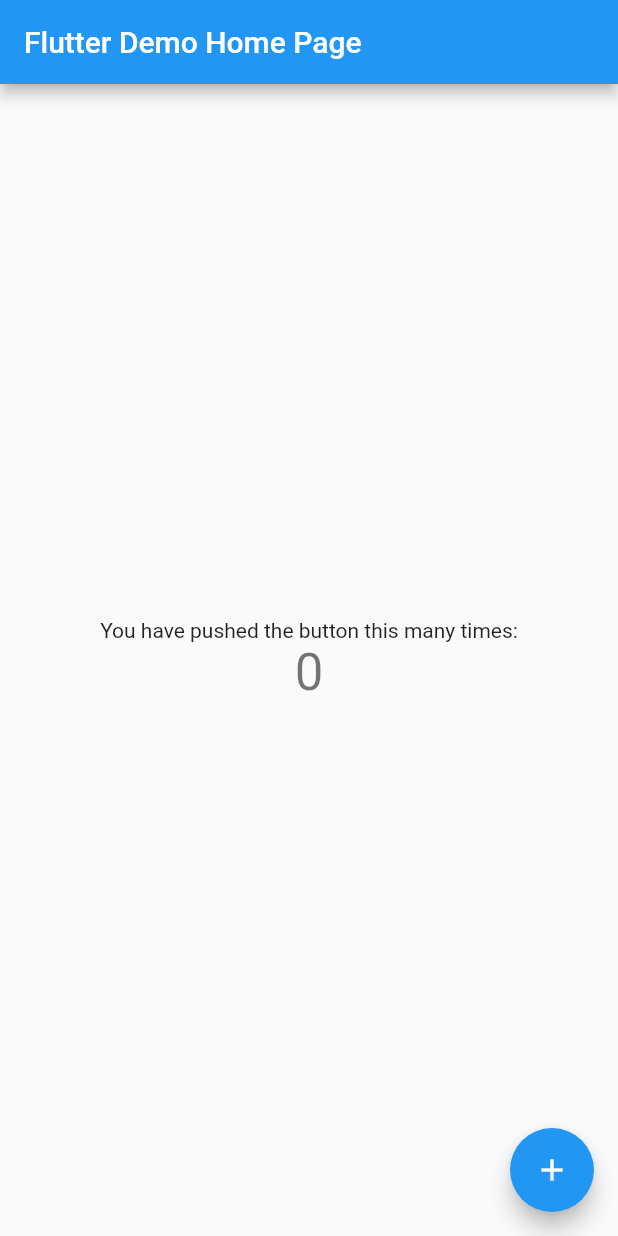
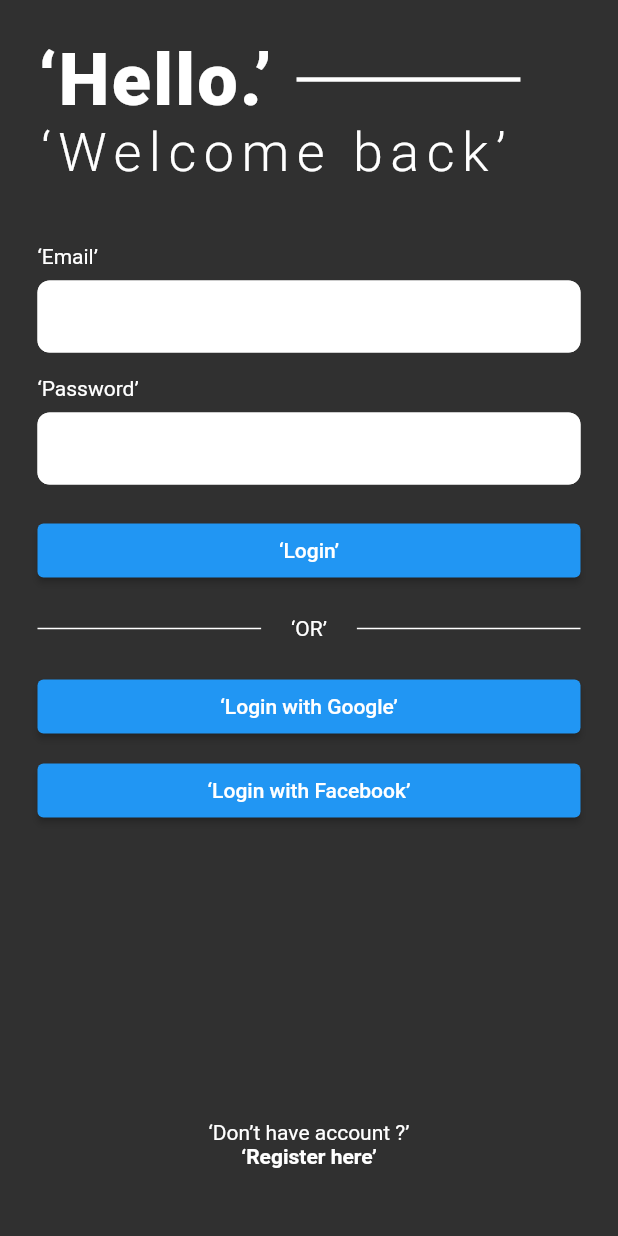
Before and after one commit to aqimuddin225/flutter_firebase_auth, a Flutter app: the screen it shows after launch, on a phone screen of 412 x 824 dp. Run offline on Flutter 3.47's test engine with Material 2 defaults, Android fonts, the phone set to English and light mode, and no system bars; our stand-ins replace firebase_auth, firebase_core; accounts and stored records are empty.

Commit message:
commit message

```diff
--- /dev/null
+++ b/lib/auth_service.dart
@@ -0,0 +1,34 @@
+import 'package:firebase_auth/firebase_auth.dart';
+
+class AuthService{
+  static FirebaseAuth _auth = FirebaseAuth.instance;
+
+  static Future<SignInSignUpResult> createUser({required String email, required String pass}) async {
+           try {
+              UserCredential result = await _auth.createUserWithEmailAndPassword(email: email, password: pass);
+             return SignInSignUpResult(user: result.user);
+           } catch (e) {
+             return SignInSignUpResult(message: e.toString());
+           }
+         }
+
+  static Future<SignInSignUpResult> signInWithEmail({required String email, required String pass}) async {
+    try {
+      UserCredential result = await
+_auth.signInWithEmailAndPassword(email: email, password: pass);
+      return SignInSignUpResult(user: result.user);
+    } catch (e) {
+      return SignInSignUpResult(message: e.toString());
+    }
+  }
+
+  static void signOut() {
+   _auth.signOut();
+ }
+}
+
+class SignInSignUpResult {
+  final User? user;
+  final String? message;
+  SignInSignUpResult({this.user, this.message});
+}
--- /dev/null
+++ b/lib/login_page.dart
@@ -0,0 +1,224 @@
+import 'package:flutter/material.dart';
+import 'package:flutter_firebase_auth/auth_service.dart';
+
+class LoginPage extends StatelessWidget {
+  TextEditingController _emailController = TextEditingController();
+  TextEditingController _passController = TextEditingController();
+
+  @override
+  Widget build(BuildContext context) {
+    return Scaffold(
+      body: SafeArea(
+        child: Padding(
+          padding: const EdgeInsets.all(25.0),
+          child: CustomScrollView(
+            slivers: <Widget>[
+              SliverList(
+                delegate: SliverChildListDelegate([
+                  // Tulisa Hello
+                  Row(
+                    // ignore: prefer_const_literals_to_create_immutables
+                    children: <Widget>[
+                      const Text(
+                        '‘Hello.’',
+                        style: TextStyle(
+                          color: Colors.white,
+                          fontSize: 48,
+                          fontWeight: FontWeight.w900,
+                          letterSpacing: 1.5,
+                        ),
+                      ),
+                      const SizedBox(width: 16),
+                      const Expanded(
+                        child: Divider(
+                          thickness: 3,
+                          color: Colors.white,
+                        ),
+                      ),
+                      SizedBox(width: 40),
+                    ],
+                  ),
+                  // Tulisan Welcome back
+                  const Text(
+                    '‘Welcome back’',
+                    style: TextStyle(
+                        color: Colors.white,
+                        fontWeight: FontWeight.w300,
+                        fontSize: 36,
+                        letterSpacing: 5),
+                  ),
+                  SizedBox(height: 40),
+                  // Form username & password
+                  Form(
+                    child: Column(
+                      crossAxisAlignment: CrossAxisAlignment.start,
+                      children: <Widget>[
+                        Text(
+                          '‘Email’',
+                          style: TextStyle(color: Colors.white),
+                        ),
+                        SizedBox(height: 8),
+                        TextFormField(
+                          style: TextStyle(color: Colors.black),
+                          controller: _emailController,
+                          keyboardType: TextInputType.emailAddress,
+                          decoration: InputDecoration(
+                            hintText: '‘Email’',
+                            fillColor: Colors.white,
+                            filled: true,
+                            focusedBorder: OutlineInputBorder(
+                              borderRadius: BorderRadius.circular(8),
+                              borderSide: BorderSide(
+                                color: Colors.white,
+                              ),
+                            ),
+                            enabledBorder: OutlineInputBorder(
+                              borderRadius: BorderRadius.circular(8),
+                              borderSide: BorderSide(
+                                color: Colors.white,
+                              ),
+                            ),
+                            contentPadding: EdgeInsets.symmetric(vertical: 4, horizontal: 16),
+                          ),
+                        ),
+                        SizedBox(height: 16),
+                        Text(
+                          '‘Password’',
+                          style: TextStyle(color: Colors.white),
+                        ),
+                        SizedBox(height: 8),
+                        TextFormField(
+                          style: TextStyle(color: Colors.black),
+                          keyboardType: TextInputType.visiblePassword,
+                          controller: _passController,
+                          obscureText: true,
+                          decoration: InputDecoration(
+                            hintText: '‘Password’',
+                            fillColor: Colors.white,
+                            filled: true,
+                            focusedBorder: OutlineInputBorder(
+                              borderRadius:BorderRadius.circular(8),
+                              borderSide: BorderSide(
+                                color: Colors.white,
+                              ),
+                            ),
+                            enabledBorder: OutlineInputBorder(
+                              borderRadius:BorderRadius.circular(8),
+                              borderSide: BorderSide(
+                                color: Colors.white,
+                              ),
+                            ),
+                            contentPadding: EdgeInsets.symmetric(vertical: 4, horizontal: 16),
+                          ),
+                        ),
+                        SizedBox(height: 20),
+                        Container(
+                          width: double.infinity,
+                          child: ElevatedButton(
+                            onPressed: () async {
+                              SignInSignUpResult result = await AuthService.createUser(email: _emailController.text, pass: _passController.text);
+                              if (result.user !=null) {
+                                Navigator.push(context, MaterialPageRoute(builder: (context){
+                                  return LoginPage();
+                                }));
+                              } else {
+                                showDialog(context: context,
+                                  builder: (context)=> AlertDialog(
+                                    title: Text('‘Error’'),
+                                    content: Text(result.message.toString()),
+                                    actions: <Widget>[
+                                      TextButton(
+                                        onPressed: () {
+                                          Navigator.pop(context);
+                                        },
+                                        child: Text('‘OK’'),
+                                      )
+                                    ],
+                                  )
+                                );
+                              }
+                            },
+                            child: Text(
+                                  '‘Login’',
+                                  style: TextStyle(color: Colors.white),
+                                ),
+                              ),
+                            ),
+                        ],
+                      ),
+                  ),
+                  SizedBox(height: 20),
+                  Row(
+                    children: <Widget>[
+                      Expanded(
+                        child: Divider(
+                          thickness: 1,
+                          color: Colors.white,
+                        ),
+                      ),
+                      SizedBox(width: 20),
+                      Text(
+                        '‘OR’',
+                        style: TextStyle(color: Colors.white),
+                      ),
+                      SizedBox(width: 20),
+                      Expanded(
+                        child: Divider(
+                          thickness: 1,
+                          color: Colors.white,
+                        ),
+                      ),
+                    ],
+                  ),
+                  SizedBox(height: 20),
+                  Container(
+                    width: double.infinity,
+                    child: ElevatedButton(
+                      onPressed: () {},
+                      child: Text(
+                        '‘Login with Google’',
+                        ),
+                      ),
+                  ),
+                  SizedBox(height: 8),
+                  Container(
+                    width: double.infinity,
+                    child: ElevatedButton(
+                      onPressed: () {},
+                      child: Text(
+                        '‘Login with Facebook’',
+                        ),
+                      ),
+                  ),
+                  SizedBox(height: 30),
+                ]),
+              ),
+              SliverFillRemaining(
+                hasScrollBody: false,
+                child: Container(
+                  alignment: Alignment.bottomCenter,
+                  margin: EdgeInsets.only(bottom: 20),
+                  child: Column(
+                    mainAxisSize: MainAxisSize.min,
+                    children: <Widget>[
+                      Text(
+                        '‘Don\’t have account ?’',
+                        style: TextStyle(color: Colors.white),
+                      ),
+                      GestureDetector(
+                        child: Text(
+                          '‘Register here’',
+                          style: TextStyle(color: Colors.white, fontWeight: FontWeight.w700),
+                        ),
+                      ),
+                    ],
+                  ),
+                ),
+               )
+             ],
+           ),
+        ),
+       ),
+     );
+    }
+   }
--- a/lib/main.dart
+++ b/lib/main.dart
@@ -1,115 +1,20 @@
+import 'package:firebase_core/firebase_core.dart';
 import 'package:flutter/material.dart';
+import 'package:flutter_firebase_auth/login_page.dart';
 
-void main() {
-  runApp(const MyApp());
+void main() async {
+  WidgetsFlutterBinding.ensureInitialized();
+  await Firebase.initializeApp();
+  runApp(MyApp());
 }
-
 class MyApp extends StatelessWidget {
-  const MyApp({super.key});
-
-  // This widget is the root of your application.
   @override
   Widget build(BuildContext context) {
     return MaterialApp(
       title: 'Flutter Demo',
-      theme: ThemeData(
-        // This is the theme of your application.
-        //
-        // Try running your application with "flutter run". You'll see the
-        // application has a blue toolbar. Then, without quitting the app, try
-        // changing the primarySwatch below to Colors.green and then invoke
-        // "hot reload" (press "r" in the console where you ran "flutter run",
-        // or simply save your changes to "hot reload" in a Flutter IDE).
-        // Notice that the counter didn't reset back to zero; the application
-        // is not restarted.
-        primarySwatch: Colors.blue,
-      ),
-      home: const MyHomePage(title: 'Flutter Demo Home Page'),
+      theme: ThemeData.dark(),
+      debugShowCheckedModeBanner: false,
+      home: LoginPage(),
     );
+   }
   }
-}
-
-class MyHomePage extends StatefulWidget {
-  const MyHomePage({super.key, required this.title});
-
-  // This widget is the home page of your application. It is stateful, meaning
-  // that it has a State object (defined below) that contains fields that affect
-  // how it looks.
-
-  // This class is the configuration for the state. It holds the values (in this
-  // case the title) provided by the parent (in this case the App widget) and
-  // used by the build method of the State. Fields in a Widget subclass are
-  // always marked "final".
-
-  final String title;
-
-  @override
-  State<MyHomePage> createState() => _MyHomePageState();
-}
-
-class _MyHomePageState extends State<MyHomePage> {
-  int _counter = 0;
-
-  void _incrementCounter() {
-    setState(() {
-      // This call to setState tells the Flutter framework that something has
-      // changed in this State, which causes it to rerun the build method below
-      // so that the display can reflect the updated values. If we changed
-      // _counter without calling setState(), then the build method would not be
-      // called again, and so nothing would appear to happen.
-      _counter++;
-    });
-  }
-
-  @override
-  Widget build(BuildContext context) {
-    // This method is rerun every time setState is called, for instance as done
-    // by the _incrementCounter method above.
-    //
-    // The Flutter framework has been optimized to make rerunning build methods
-    // fast, so that you can just rebuild anything that needs updating rather
-    // than having to individually change instances of widgets.
-    return Scaffold(
-      appBar: AppBar(
-        // Here we take the value from the MyHomePage object that was created by
-        // the App.build method, and use it to set our appbar title.
-        title: Text(widget.title),
-      ),
-      body: Center(
-        // Center is a layout widget. It takes a single child and positions it
-        // in the middle of the parent.
-        child: Column(
-          // Column is also a layout widget. It takes a list of children and
-          // arranges them vertically. By default, it sizes itself to fit its
-          // children horizontally, and tries to be as tall as its parent.
-          //
-          // Invoke "debug painting" (press "p" in the console, choose the
-          // "Toggle Debug Paint" action from the Flutter Inspector in Android
-          // Studio, or the "Toggle Debug Paint" command in Visual Studio Code)
-          // to see the wireframe for each widget.
-          //
-          // Column has various properties to control how it sizes itself and
-          // how it positions its children. Here we use mainAxisAlignment to
-          // center the children vertically; the main axis here is the vertical
-          // axis because Columns are vertical (the cross axis would be
-          // horizontal).
-          mainAxisAlignment: MainAxisAlignment.center,
-          children: <Widget>[
-            const Text(
-              'You have pushed the button this many times:',
-            ),
-            Text(
-              '$_counter',
-              style: Theme.of(context).textTheme.headline4,
-            ),
-          ],
-        ),
-      ),
-      floatingActionButton: FloatingActionButton(
-        onPressed: _incrementCounter,
-        tooltip: 'Increment',
-        child: const Icon(Icons.add),
-      ), // This trailing comma makes auto-formatting nicer for build methods.
-    );
-  }
-}
--- a/pubspec.yaml
+++ b/pubspec.yaml
@@ -36,6 +36,8 @@ dependencies:
   # The following adds the Cupertino Icons font to your application.
   # Use with the CupertinoIcons class for iOS style icons.
   cupertino_icons: ^1.0.2
+  firebase_auth: ^4.2.0
+  firebase_core: ^2.4.0
 
 dev_dependencies:
   flutter_test:
```
Also changed, not shown: lib/firebase_options.dart (added), pubspec.lock, 8 other files.
